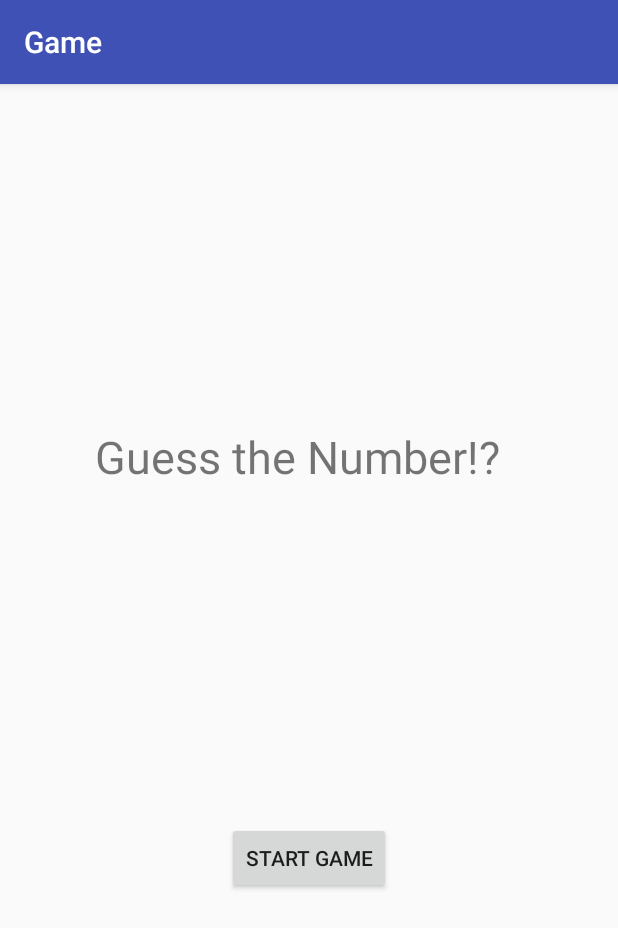
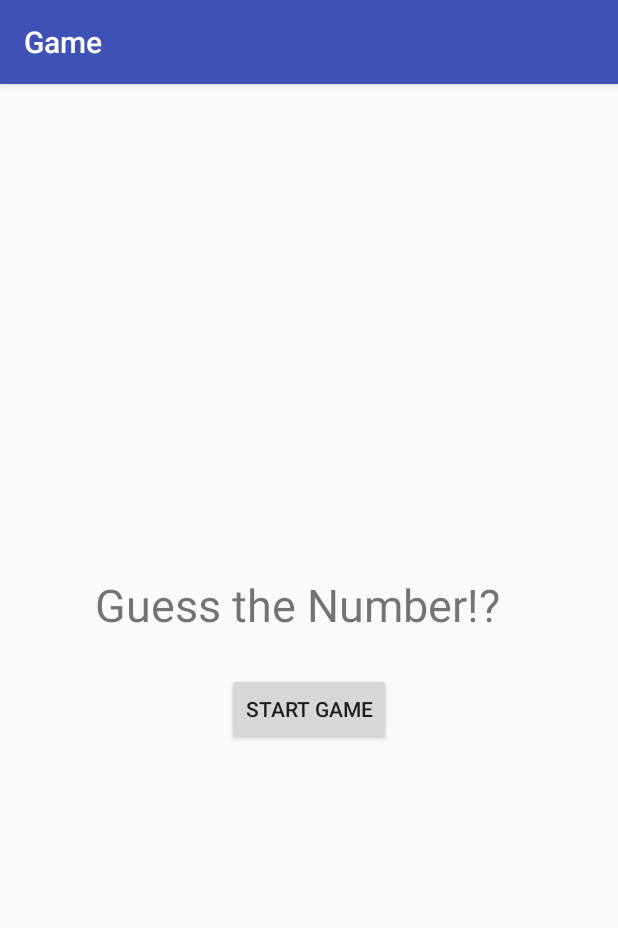
Before and after one commit to anarghya-das/Game, an Android app: the screen it shows after launch (MainScreenActivity), on a phone screen of 412 x 824 dp. Shown: the top 928 px of the screen. Run offline under Robolectric (Android 15) with nearby library versions, the phone set to English and light mode, and no system bars.

Commit message:
changed alignment

```diff
--- a/app/src/main/res/layout/activity_main_screen.xml
+++ b/app/src/main/res/layout/activity_main_screen.xml
@@ -1,32 +1,35 @@
 <?xml version="1.0" encoding="utf-8"?>
-<android.support.constraint.ConstraintLayout xmlns:android="http://schemas.android.com/apk/res/android"
+<LinearLayout xmlns:android="http://schemas.android.com/apk/res/android"
+    android:orientation="vertical"
+    android:gravity="center"
     xmlns:app="http://schemas.android.com/apk/res-auto"
     xmlns:tools="http://schemas.android.com/tools"
     android:layout_width="match_parent"
     android:layout_height="match_parent"
     tools:context=".MainScreenActivity">
 
+    <TextView
+        android:id="@+id/textView3"
+        android:layout_width="285dp"
+        android:layout_height="36dp"
+        android:text="@string/title"
+        android:textSize="30sp"
+        android:layout_marginBottom="30sp"
+        app:layout_constraintBottom_toTopOf="@+id/button3"
+        app:layout_constraintEnd_toEndOf="parent"
+        app:layout_constraintHorizontal_bias="0.5"
+        app:layout_constraintStart_toStartOf="parent"
+        app:layout_constraintTop_toTopOf="parent" />
+
     <Button
         android:id="@+id/button3"
         android:layout_width="wrap_content"
         android:layout_height="wrap_content"
-        android:text="Start Game"
+        android:text="@string/start_button"
         android:onClick="startGameHandler"
         app:layout_constraintBottom_toBottomOf="parent"
         app:layout_constraintEnd_toEndOf="parent"
         app:layout_constraintHorizontal_bias="0.5"
         app:layout_constraintStart_toStartOf="parent"
         app:layout_constraintTop_toBottomOf="@+id/textView3" />
-
-    <TextView
-        android:id="@+id/textView3"
-        android:layout_width="285dp"
-        android:layout_height="36dp"
-        android:text="Guess the Number!?"
-        android:textSize="30sp"
-        app:layout_constraintBottom_toTopOf="@+id/button3"
-        app:layout_constraintEnd_toEndOf="parent"
-        app:layout_constraintHorizontal_bias="0.5"
-        app:layout_constraintStart_toStartOf="parent"
-        app:layout_constraintTop_toTopOf="parent" />
-</android.support.constraint.ConstraintLayout>
+</LinearLayout>
--- a/app/src/main/res/values/strings.xml
+++ b/app/src/main/res/values/strings.xml
@@ -1,3 +1,5 @@
 <resources>
     <string name="app_name">Game</string>
+    <string name="title">Guess the Number!?</string>
+    <string name="start_button">Start Game</string>
 </resources>
```
